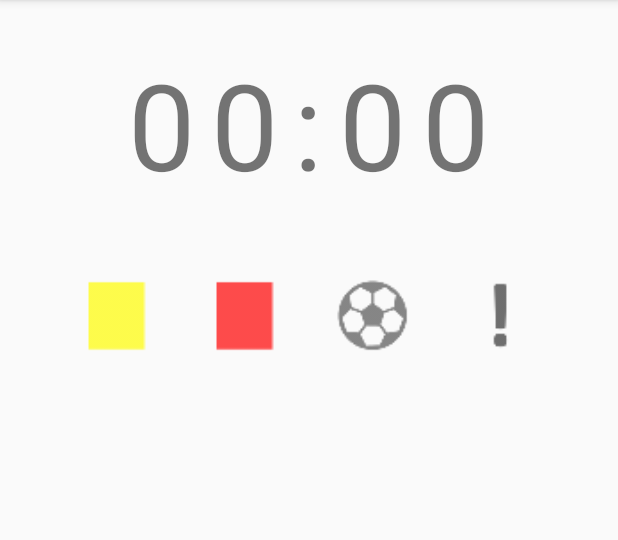
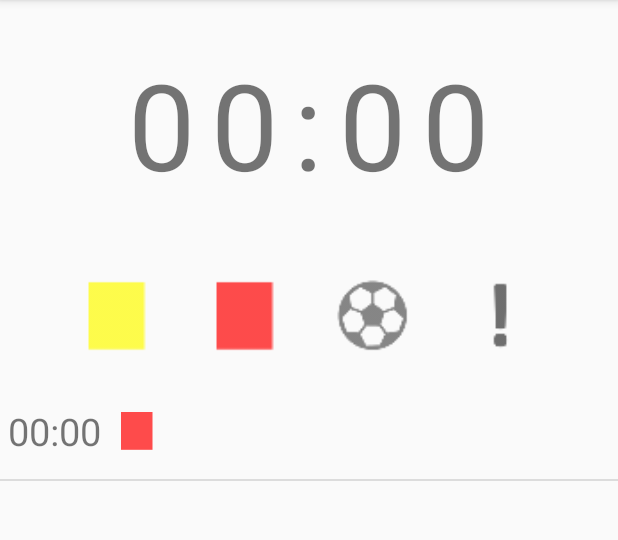
Before and after one commit to LukasPaczos/FootballTimer, an Android app: the screen it shows after launch (MainActivity), after a tap on "ADD", on a phone screen of 412 x 824 dp, the part 84-624 px from its top. Run offline under Robolectric (Android 15) with nearby library versions, the phone set to English and light mode, and no system bars; 3 other taps on this screen came first.

Commit message:
adding to event list and displaying works

```diff
--- a/app/src/main/java/com/lukaspaczos/footballtimer/MainActivity.java
+++ b/app/src/main/java/com/lukaspaczos/footballtimer/MainActivity.java
@@ -1,22 +1,14 @@
 package com.lukaspaczos.footballtimer;
 
-import android.content.Context;
 import android.content.DialogInterface;
-import android.content.res.Configuration;
 import android.os.Bundle;
-import android.support.design.widget.FloatingActionButton;
-import android.support.design.widget.Snackbar;
 import android.support.v7.app.AlertDialog;
 import android.support.v7.app.AppCompatActivity;
 import android.support.v7.widget.Toolbar;
 import android.view.View;
 import android.view.Menu;
 import android.view.MenuItem;
-import android.view.ViewGroup;
 import android.view.WindowManager;
-import android.widget.ArrayAdapter;
-import android.widget.BaseAdapter;
-import android.widget.Button;
 import android.widget.EditText;
 import android.widget.ImageView;
 import android.widget.LinearLayout;
@@ -24,14 +16,18 @@ import android.widget.ListView;
 import android.widget.TextView;
 import android.widget.Toast;
 
+import com.lukaspaczos.footballtimer.event.Event;
+import com.lukaspaczos.footballtimer.event.EventAdapter;
+
+import java.util.ArrayList;
 import java.util.List;
-import java.util.Locale;
 
 public class MainActivity extends AppCompatActivity {
 
     private MyTimer myTimer;
     private ListView listView;
-    private List<Event> events;
+    private ArrayList<Event> events;
+    private EventAdapter adapter;
 
     @Override
     protected void onCreate(Bundle savedInstanceState) {
@@ -45,7 +41,11 @@ public class MainActivity extends AppCompatActivity {
                 (TextView) findViewById(R.id.minutes_low), (TextView) findViewById(R.id.minutes_high));
         myTimer.updateViews();
 
+        events = new ArrayList<>();
+
         listView = (ListView) findViewById(R.id.event_list);
+        adapter = new EventAdapter(this, events);
+        listView.setAdapter(adapter);
 
         LinearLayout timerLayout = (LinearLayout) findViewById(R.id.timer_layout);
         timerLayout.setOnClickListener(new View.OnClickListener() {
@@ -167,8 +167,8 @@ public class MainActivity extends AppCompatActivity {
         dialogBuilder.setPositiveButton(R.string.add, new DialogInterface.OnClickListener() {
             @Override
             public void onClick(DialogInterface dialogInterface, int i) {
-                //TODO uncomment when list adapter done
-                //events.add(new Event(time, type, inputView.getText().toString()));
+                events.add(0, new Event(time, type, inputView.getText().toString()));
+                adapter.notifyDataSetChanged();
                 dialogInterface.dismiss();
             }
         });
--- a/app/src/main/java/com/lukaspaczos/footballtimer/MyListAdapter.java
+++ b/app/src/main/java/com/lukaspaczos/footballtimer/MyListAdapter.java
@@ -5,6 +5,8 @@ import android.view.LayoutInflater;
 import android.view.View;
 import android.view.ViewGroup;
 import android.widget.ArrayAdapter;
+
+import com.lukaspaczos.footballtimer.event.Event;
 
 import java.util.List;
 
--- a/app/src/main/java/com/lukaspaczos/footballtimer/Event.java
+++ b/app/src/main/java/com/lukaspaczos/footballtimer/event/Event.java
@@ -1,4 +1,9 @@
-package com.lukaspaczos.footballtimer;
+package com.lukaspaczos.footballtimer.event;
+
+import com.lukaspaczos.footballtimer.R;
+
+import java.util.HashMap;
+import java.util.Map;
 
 public class Event {
     public static final int YELLOW_CARD = 0;
@@ -9,6 +14,7 @@ public class Event {
     private String time;
     private int type;
     private String msg;
+    public static Map<Integer, Integer> iconsMap = new HashMap<>();
 
     public Event(String time, int type, String msg) {
         this.time = time;
@@ -27,4 +33,11 @@ public class Event {
     public String getMsg() {
         return msg;
     }
+
+    public static void setupIcons() {
+        iconsMap.put(YELLOW_CARD, R.mipmap.ic_yellow_card);
+        iconsMap.put(RED_CARD, R.mipmap.ic_red_card);
+        iconsMap.put(GOAL, R.mipmap.ic_goal);
+        iconsMap.put(OTHER, R.mipmap.ic_other);
+    }
 }
--- /dev/null
+++ b/app/src/main/java/com/lukaspaczos/footballtimer/event/EventAdapter.java
@@ -0,0 +1,27 @@
+package com.lukaspaczos.footballtimer.event;
+
+import android.content.Context;
+import android.view.View;
+import android.view.ViewGroup;
+import android.widget.ArrayAdapter;
+
+import java.util.List;
+
+public class EventAdapter extends ArrayAdapter<Event> {
+
+    public EventAdapter(Context c, List<Event> items) {
+        super(c, 0, items);
+        Event.setupIcons();
+    }
+
+    @Override
+    public View getView(int position, View convertView, ViewGroup parent) {
+        EventView eventView = (EventView)convertView;
+        if (null == eventView)
+            eventView = EventView.inflate(parent);
+        eventView.setItem(getItem(position));
+        return eventView;
+    }
+
+
+}
--- /dev/null
+++ b/app/src/main/java/com/lukaspaczos/footballtimer/event/EventView.java
@@ -0,0 +1,53 @@
+package com.lukaspaczos.footballtimer.event;
+
+import android.content.Context;
+import android.util.AttributeSet;
+import android.view.LayoutInflater;
+import android.view.ViewGroup;
+import android.widget.ImageView;
+import android.widget.LinearLayout;
+import android.widget.TextView;
+
+import com.lukaspaczos.footballtimer.R;
+
+public class EventView extends LinearLayout{
+    private TextView timeView;
+    private TextView msgView;
+    private ImageView iconView;
+
+    public EventView(Context context) {
+        super(context);
+        LayoutInflater.from(context).inflate(R.layout.event_view_children, this, true);
+        setupChildren();
+    }
+
+    public EventView(Context context, AttributeSet attrs) {
+        super(context, attrs);
+        LayoutInflater.from(context).inflate(R.layout.event_view_children, this, true);
+        setupChildren();
+    }
+
+    public EventView(Context context, AttributeSet attrs, int defStyle) {
+        super(context, attrs, defStyle);
+        LayoutInflater.from(context).inflate(R.layout.event_view_children, this, true);
+        setupChildren();
+    }
+
+    public static EventView inflate(ViewGroup parent) {
+        EventView eventView = (EventView)LayoutInflater.from(parent.getContext())
+                .inflate(R.layout.event_view, parent, false);
+        return eventView;
+    }
+
+    private void setupChildren() {
+        timeView = (TextView) findViewById(R.id.event_time);
+        iconView = (ImageView) findViewById(R.id.event_icon);
+        msgView = (TextView) findViewById(R.id.event_msg);
+    }
+
+    public void setItem(Event item) {
+        timeView.setText(item.getTime());
+        msgView.setText(item.getMsg());
+        iconView.setImageResource(Event.iconsMap.get(item.getType()));
+    }
+}
--- /dev/null
+++ b/app/src/main/res/layout/event_view.xml
@@ -0,0 +1,8 @@
+<?xml version="1.0" encoding="utf-8"?>
+<com.lukaspaczos.footballtimer.event.EventView xmlns:android="http://schemas.android.com/apk/res/android"
+    android:layout_width="match_parent"
+    android:layout_height="?android:attr/listPreferredItemHeight"
+    android:padding="5dp"
+    android:orientation="horizontal">
+
+</com.lukaspaczos.footballtimer.event.EventView>
--- /dev/null
+++ b/app/src/main/res/layout/event_view_children.xml
@@ -0,0 +1,26 @@
+<?xml version="1.0" encoding="utf-8"?>
+<merge xmlns:android="http://schemas.android.com/apk/res/android"
+    android:layout_width="match_parent"
+    android:layout_height="match_parent">
+
+    <TextView
+        android:id="@+id/event_time"
+        android:layout_width="wrap_content"
+        android:layout_height="wrap_content"
+        android:layout_gravity="center"
+        android:textSize="25sp" />
+
+    <ImageView
+        android:id="@+id/event_icon"
+        android:layout_width="wrap_content"
+        android:layout_height="wrap_content"
+        android:layout_gravity="center" />
+
+    <TextView
+        android:id="@+id/event_msg"
+        android:layout_width="wrap_content"
+        android:layout_height="wrap_content"
+        android:layout_gravity="center"
+        android:textSize="20sp" />
+
+</merge>
--- a/app/src/main/res/layout/list_line.xml
+++ b/app/src/main/res/layout/list_line.xml
@@ -2,15 +2,8 @@
 <LinearLayout xmlns:android="http://schemas.android.com/apk/res/android"
     android:layout_width="match_parent"
     android:layout_height="?android:attr/listPreferredItemHeight"
-    android:orientation="horizontal"
-    android:gravity="center">
-
-    <LinearLayout
-        android:layout_width="wrap_content"
-        android:layout_height="match_parent"
     android:gravity="center"
-        android:orientation="horizontal"
-        android:layout_marginStart="5dp">
+    android:orientation="horizontal">
 
     <TextView
         android:layout_width="wrap_content"
@@ -20,18 +13,17 @@
         android:text="00:00"
         android:textSize="25sp" />
 
-    </LinearLayout>
 
     <ImageView
         android:layout_width="wrap_content"
         android:layout_height="wrap_content"
-        android:src="@android:drawable/ic_input_add"
-        android:layout_gravity="center"/>
+        android:layout_gravity="center"
+        android:src="@android:drawable/ic_input_add" />
 
     <TextView
         android:layout_width="match_parent"
         android:layout_height="wrap_content"
         android:textAlignment="center"
-        android:textSize="15sp"/>
+        android:textSize="15sp" />
 
 </LinearLayout>
```
Lines whose indentation alone changed are shown as unchanged.
